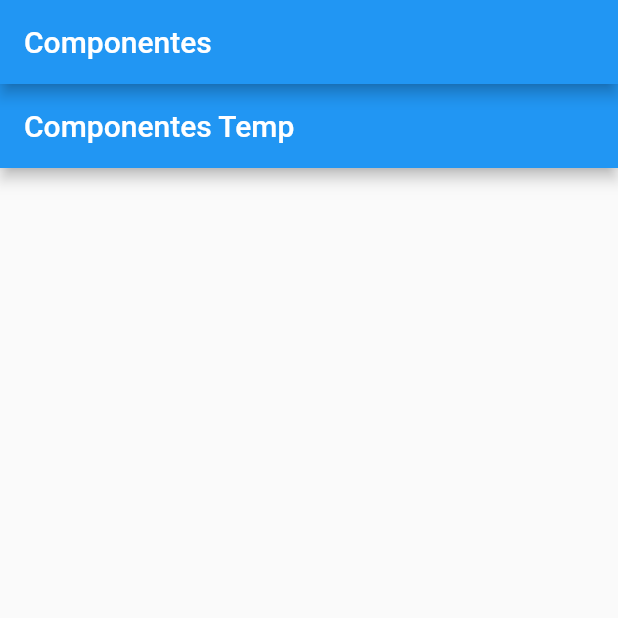
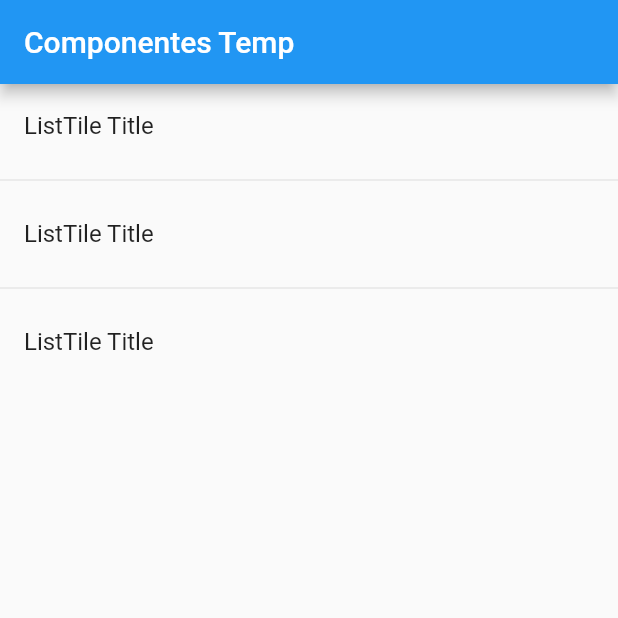
Before and after one commit to Francisca-campos/equipo1_componentes, a Flutter app: the screen it shows after launch, on a phone screen of 412 x 824 dp, the top half of it. Run offline on Flutter 3.47's test engine with Material 2 defaults, Android fonts, the phone set to English and light mode, and no system bars.

Commit message:
dividir las secciones

```diff
--- a/lib/main.dart
+++ b/lib/main.dart
@@ -7,13 +7,8 @@ class MyApp extends StatelessWidget {
   @override
   Widget build(BuildContext context) {
     return MaterialApp(
-      title: 'Componentes APP ',
-      debugShowCheckedModeBanner: false,
-      home: Scaffold(
-          appBar: AppBar(
-            title: Text('Componentes'),
-          ),
-          body: HomePageTemp()),
-    );
+        title: 'Componentes APP ',
+        debugShowCheckedModeBanner: false,
+        home: HomePageTemp());
   }
 }
--- a/lib/src/pages/home_temp.dart
+++ b/lib/src/pages/home_temp.dart
@@ -7,7 +7,21 @@ class HomePageTemp extends StatelessWidget {
       appBar: AppBar(
         title: Text('Componentes Temp'),
       ),
-      body: ListView(),
+      body: ListView(
+        children: <Widget>[
+          ListTile(
+            title: Text('ListTile Title'),
+          ),
+          Divider(),
+          ListTile(
+            title: Text('ListTile Title'),
+          ),
+          Divider(),
+          ListTile(
+            title: Text('ListTile Title'),
+          ),
+        ],
+      ),
     );
   }
 }
```
